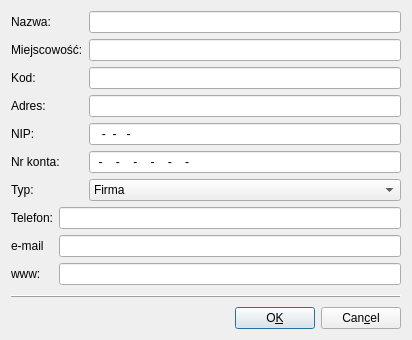
This is Kontrahenci.ui in juliagoda/qfaktury as Qt 5 draws it before an edit. The edited form follows.
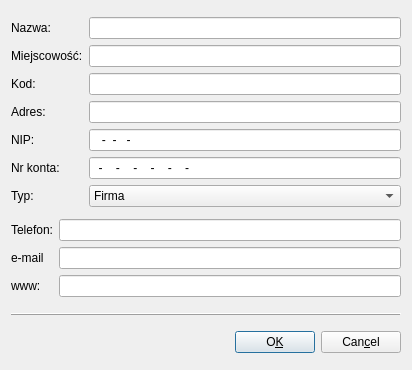
This is the edited form.

Diff of the .ui file:
```diff
--- a/Kontrahenci.ui
+++ b/Kontrahenci.ui
@@ -6,7 +6,7 @@
     <x>0</x>
     <y>0</y>
     <width>412</width>
-    <height>330</height>
+    <height>370</height>
    </rect>
   </property>
   <property name="windowTitle" >
@@ -108,6 +108,9 @@
          <property name="inputMask" >
           <string>999-99-999-99; </string>
          </property>
+         <property name="text" >
+          <string>---</string>
+         </property>
         </widget>
        </item>
        <item>
```
